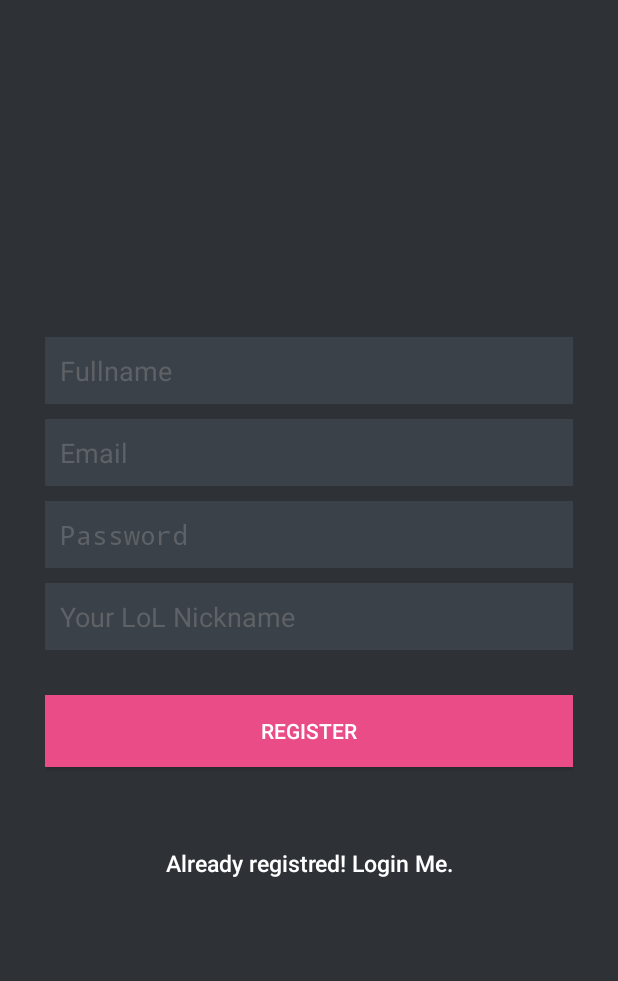
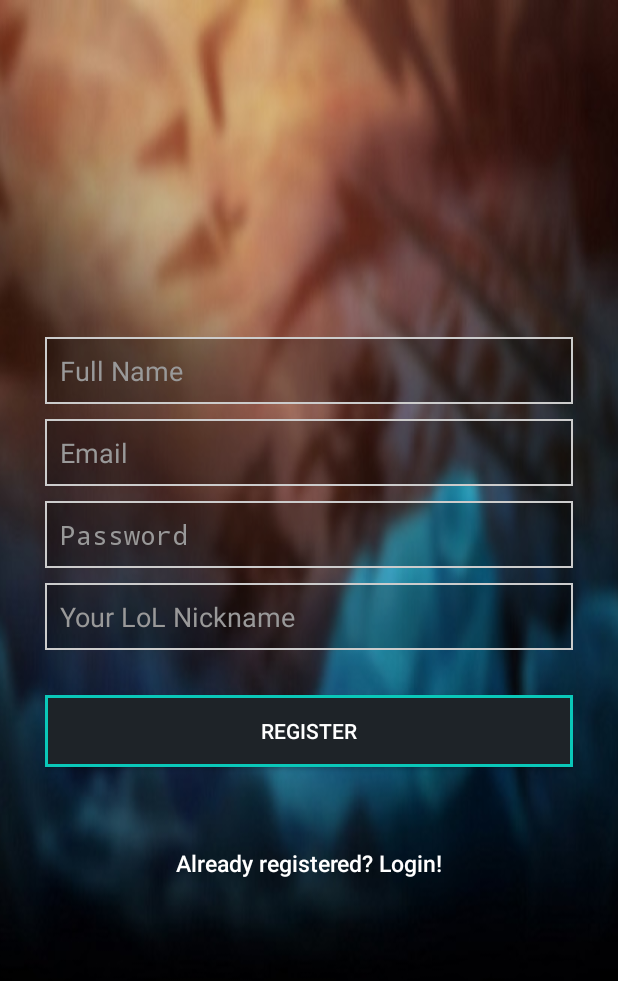
Before and after one commit to BugDroid-Duarte/LOLQuests, an Android app: the RegisterActivity screen opened directly, with no data from a screen before it, on a phone screen of 412 x 824 dp. Shown: the top 981 px of the screen. Run offline under Robolectric (Android 15) with nearby library versions, the phone set to English and light mode, and no system bars; our stand-ins replace Volley.

Commit message:
Ecrã registar e popups com layout feito

```diff
--- a/app/src/main/java/com/example/bugdroid/lolquests/Activities/MainActivity.java
+++ b/app/src/main/java/com/example/bugdroid/lolquests/Activities/MainActivity.java
@@ -167,7 +167,7 @@ public class MainActivity extends AppCompatActivity
                         if (csjogo >= csquest ) {
                             final SharedPreferences sharedPref = PreferenceManager.getDefaultSharedPreferences(getApplicationContext());
                             ViewDialog alert = new ViewDialog();
-                            alert.showDialog(MainActivity.this, "Congratulations, quest completed !", csquest, csjogo);
+                            alert.showDialog(MainActivity.this, "Quest completed!", csquest, csjogo);
 
                             int UpdatedPoints = sharedPref.getInt("points", 0) + newQuest.getExp();
 
@@ -178,7 +178,7 @@ public class MainActivity extends AppCompatActivity
                             addPoints(UpdatedPoints, sharedPref.getString("username", ""));
                         } else {
                             NegativeViewDialog alert = new NegativeViewDialog();
-                            alert.showDialog(MainActivity.this, "What a noob, you failed the quest !", csquest, csjogo);
+                            alert.showDialog(MainActivity.this, "Quest incomplete!", csquest, csjogo);
                         }
                     }
                 });
@@ -259,7 +259,7 @@ public class MainActivity extends AppCompatActivity
 
         if (id == R.id.nav_login) {
             if (session.isLoggedIn()) {
-                Toast.makeText(appContext, "You are already logged in !", Toast.LENGTH_SHORT).show();
+                Toast.makeText(appContext, "You are already logged in!", Toast.LENGTH_SHORT).show();
             } else {
                 Intent intent = new Intent(MainActivity.this, LoginActivity.class);
                 startActivity(intent);
--- a/app/src/main/res/layout/activity_register.xml
+++ b/app/src/main/res/layout/activity_register.xml
@@ -2,7 +2,7 @@
 <LinearLayout xmlns:android="http://schemas.android.com/apk/res/android"
     android:layout_width="fill_parent"
     android:layout_height="fill_parent"
-    android:background="@color/bg_register"
+    android:background="@drawable/scalebackground"
     android:gravity="center"
     android:orientation="vertical"
     android:padding="10dp" >
@@ -20,61 +20,65 @@
             android:layout_width="fill_parent"
             android:layout_height="wrap_content"
             android:layout_marginBottom="10dp"
-            android:background="@color/input_register_bg"
+            android:background="@drawable/border"
             android:hint="@string/hint_name"
             android:padding="10dp"
-            android:singleLine="true"
             android:inputType="textCapWords"
-            android:textColor="@color/input_register"
-            android:textColorHint="@color/input_register_hint" />
+            android:textColor="@color/white"
+            android:textColorHint="@color/input_register_hint"
+            android:textCursorDrawable="@null"
+            android:maxLines="1" />
 
         <EditText
             android:id="@+id/email"
             android:layout_width="fill_parent"
             android:layout_height="wrap_content"
             android:layout_marginBottom="10dp"
-            android:background="@color/input_register_bg"
+            android:background="@drawable/border"
             android:hint="@string/hint_email"
             android:inputType="textEmailAddress"
             android:padding="10dp"
-            android:singleLine="true"
-            android:textColor="@color/input_register"
-            android:textColorHint="@color/input_register_hint" />
+            android:textColor="@color/white"
+            android:textColorHint="@color/input_register_hint"
+            android:textCursorDrawable="@null"
+            android:maxLines="1" />
 
         <EditText
             android:id="@+id/password"
             android:layout_width="fill_parent"
             android:layout_height="wrap_content"
             android:layout_marginBottom="10dp"
-            android:background="@color/input_register_bg"
+            android:background="@drawable/border"
             android:hint="@string/hint_password"
             android:inputType="textPassword"
             android:padding="10dp"
-            android:singleLine="true"
-            android:textColor="@color/input_register"
-            android:textColorHint="@color/input_register_hint" />
-
-        <!-- Login Button -->
+            android:textColor="@color/white"
+            android:textColorHint="@color/input_register_hint"
+            android:textCursorDrawable="@null"
+            android:maxLines="1" />
 
         <EditText
             android:id="@+id/nick"
             android:layout_width="match_parent"
             android:layout_height="wrap_content"
             android:layout_marginBottom="10dp"
-            android:background="@color/input_register_bg"
+            android:background="@drawable/border"
             android:hint="@string/hint_nick"
             android:inputType="textCapWords"
             android:padding="10dp"
-            android:singleLine="true"
-            android:textColor="@color/input_register"
-            android:textColorHint="@color/input_register_hint" />
+            android:textColor="@color/white"
+            android:textColorHint="@color/input_register_hint"
+            android:textCursorDrawable="@null"
+            android:maxLines="1" />
+
+        <!-- Login Button -->
 
         <Button
             android:id="@+id/btnRegister"
             android:layout_width="fill_parent"
             android:layout_height="wrap_content"
             android:layout_marginTop="20dip"
-            android:background="#ea4c88"
+            android:background="@drawable/login"
             android:text="@string/btn_register"
             android:textColor="@color/white" />
 
@@ -89,7 +93,7 @@
             android:text="@string/btn_link_to_login"
             android:textAllCaps="false"
             android:textColor="@color/white"
-            android:textSize="15dp" />
+            android:textSize="15sp" />
     </LinearLayout>
 
 </LinearLayout>
--- a/app/src/main/res/values/colors.xml
+++ b/app/src/main/res/values/colors.xml
@@ -13,7 +13,7 @@
     <color name="input_login_hint">#999999</color>
     <color name="input_register">#888888</color>
     <color name="input_register_bg">#3b4148</color>
-    <color name="input_register_hint">#5e6266</color>
+    <color name="input_register_hint">#999999</color>
     <color name="btn_login">#26ae90</color>
     <color name="btn_login_bg">#eceef1</color>
     <color name="lbl_name">#333333</color>
--- a/app/src/main/res/values/strings.xml
+++ b/app/src/main/res/values/strings.xml
@@ -8,14 +8,14 @@
     <string name="hint_email">Email</string>
     <string name="hint_password">Password</string>
     <string name="hint_nick">Your LoL Nickname</string>
-    <string name="hint_name">Fullname</string>
+    <string name="hint_name">Full Name</string>
     <string name="btn_login">LOGIN</string>
     <string name="btn_register">REGISTER</string>
     <string name="btn_link_to_register">Not a member? Sign up now.</string>
-    <string name="btn_link_to_login">Already registred! Login Me.</string>
+    <string name="btn_link_to_login">Already registered? Login!</string>
     <string name="welcome">Welcome</string>
     <string name="btn_logout">LOGOUT</string>
-    <string name="name">Fullname</string>
+    <string name="name">Full Name</string>
 
     <string name="action_settings">How to play ?</string>
     <string name="title_activity_testelogin">Sign in</string>
```
Also changed, not shown: app/src/main/res/layout/costum_dialog.xml (+18 -32 lines), app/src/main/res/layout/negative_costum_dialog.xml (+13 -28 lines), app/src/main/res/drawable/complete.png (added), app/src/main/res/drawable/incomplete.png (added).
